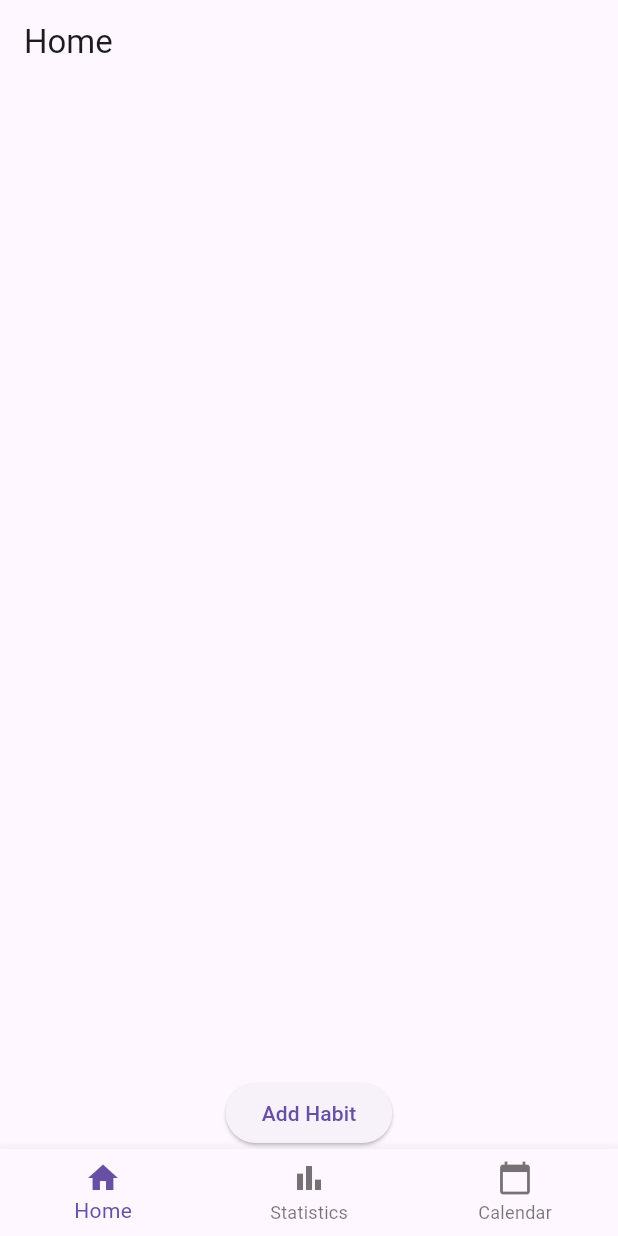
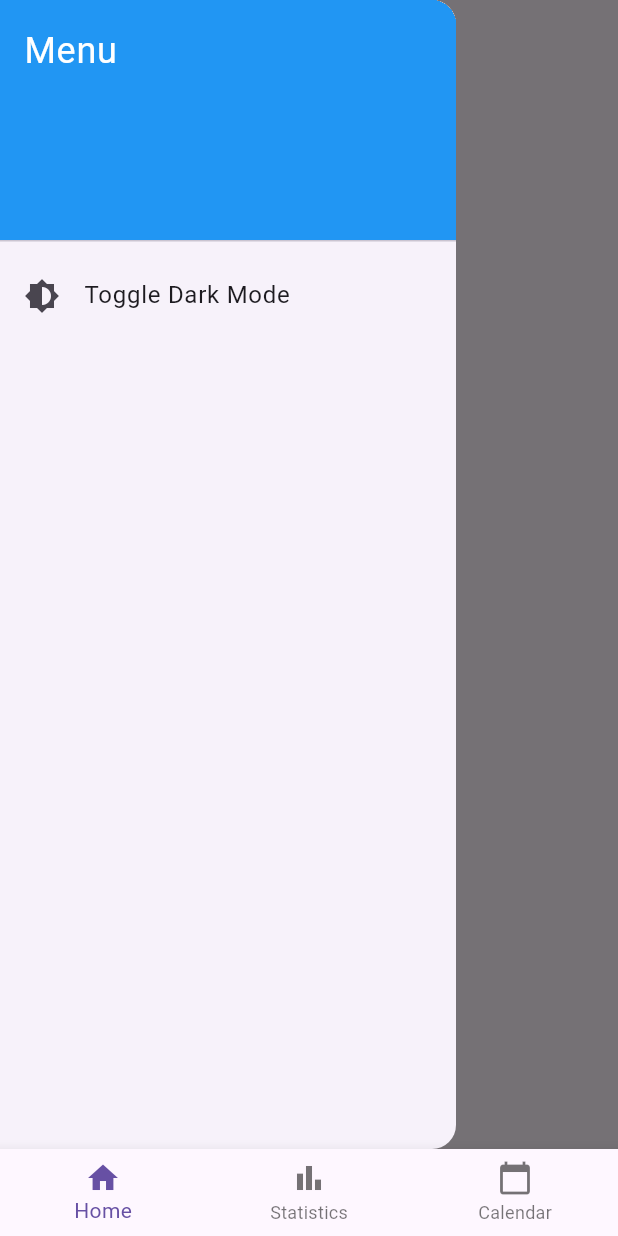
Before and after one commit to ceebee-lee/final, a Flutter app: the screen it shows after launch, with the side drawer open (before the commit the screen has no drawer), on a phone screen of 412 x 824 dp. Run offline on Flutter 3.47's test engine with Material 3 defaults, Android fonts, the phone set to English and light mode, and no system bars; our stand-ins replace table_calendar.

Commit message:
Add Dark Mode
굿드~

```diff
--- a/habit_tracker/lib/main.dart
+++ b/habit_tracker/lib/main.dart
@@ -1,5 +1,6 @@
 import 'package:flutter/material.dart';
 import 'package:provider/provider.dart';
+import 'providers/theme_provider.dart';
 import 'providers/habit_provider.dart';
 import 'screens/home_screen.dart';
 import 'screens/second_screen.dart';
@@ -7,21 +8,28 @@ import 'screens/third_screen.dart';
 
 void main() {
   runApp(
-    ChangeNotifierProvider(
-      create: (_) => HabitProvider(),
-      child: const HabitTrackerApp(),
+    MultiProvider(
+      providers: [
+        ChangeNotifierProvider(create: (_) => ThemeProvider()),
+        ChangeNotifierProvider(create: (_) => HabitProvider()),
+      ],
+      child: const MyApp(),
     ),
   );
 }
 
-class HabitTrackerApp extends StatelessWidget {
-  const HabitTrackerApp({super.key});
+class MyApp extends StatelessWidget {
+  const MyApp({super.key});
 
   @override
   Widget build(BuildContext context) {
+    final themeProvider = Provider.of<ThemeProvider>(context);
+
     return MaterialApp(
       title: 'Habit Tracker',
-      theme: ThemeData(primarySwatch: Colors.blue),
+      theme: ThemeData.light(),
+      darkTheme: ThemeData.dark(),
+      themeMode: themeProvider.currentTheme, // 다크모드 연동
       home: const MainPage(),
     );
   }
@@ -31,7 +39,7 @@ class MainPage extends StatefulWidget {
   const MainPage({super.key});
 
   @override
-  _MainPageState createState() => _MainPageState();
+  State<MainPage> createState() => _MainPageState();
 }
 
 class _MainPageState extends State<MainPage> {
--- /dev/null
+++ b/habit_tracker/lib/providers/theme_provider.dart
@@ -0,0 +1,14 @@
+import 'package:flutter/material.dart';
+
+class ThemeProvider extends ChangeNotifier {
+  bool _isDarkMode = false; // 기본은 라이트 모드
+
+  bool get isDarkMode => _isDarkMode;
+
+  ThemeMode get currentTheme => _isDarkMode ? ThemeMode.dark : ThemeMode.light;
+
+  void toggleTheme() {
+    _isDarkMode = !_isDarkMode;
+    notifyListeners(); // 상태 변경 알림
+  }
+}
--- a/habit_tracker/lib/screens/home_screen.dart
+++ b/habit_tracker/lib/screens/home_screen.dart
@@ -1,7 +1,7 @@
 import 'package:flutter/material.dart';
 import 'package:provider/provider.dart';
+import '../providers/theme_provider.dart';
 import '../providers/habit_provider.dart';
-import '../providers/quote_provider.dart';
 
 class HomeScreen extends StatelessWidget {
   const HomeScreen({super.key});
@@ -13,6 +13,31 @@ class HomeScreen extends StatelessWidget {
     return Scaffold(
       appBar: AppBar(
         title: const Text('Home'),
+      ),
+      drawer: Drawer(
+        child: ListView(
+          padding: EdgeInsets.zero,
+          children: [
+            const DrawerHeader(
+              decoration: BoxDecoration(
+                color: Colors.blue,
+              ),
+              child: Text(
+                'Menu',
+                style: TextStyle(color: Colors.white, fontSize: 24),
+              ),
+            ),
+            ListTile(
+              leading: const Icon(Icons.brightness_6),
+              title: const Text('Toggle Dark Mode'),
+              onTap: () {
+                Provider.of<ThemeProvider>(context, listen: false)
+                    .toggleTheme();
+                Navigator.pop(context); // 메뉴 닫기
+              },
+            ),
+          ],
+        ),
       ),
       body: Column(
         children: [
@@ -57,32 +82,9 @@ class HomeScreen extends StatelessWidget {
     );
   }
 
-  void _addNewHabit(BuildContext context, HabitProvider provider) async {
+  void _addNewHabit(BuildContext context, HabitProvider provider) {
     final TextEditingController nameController = TextEditingController();
     final TextEditingController goalController = TextEditingController();
-    final quoteProvider = QuoteProvider();
-
-    // 동기부여 문구 가져오기
-    String quote = 'Loading...';
-    await showDialog(
-      context: context,
-      builder: (context) {
-        return AlertDialog(
-          title: const Text('Loading Motivation'),
-          content: FutureBuilder<String>(
-            future: quoteProvider.fetchRandomQuote(),
-            builder: (context, snapshot) {
-              if (snapshot.connectionState == ConnectionState.done) {
-                quote = snapshot.data ?? 'Stay positive!';
-                return Text(quote);
-              } else {
-                return const CircularProgressIndicator();
-              }
-            },
-          ),
-        );
-      },
-    );
 
     showDialog(
       context: context,
@@ -100,11 +102,6 @@ class HomeScreen extends StatelessWidget {
                 controller: goalController,
                 keyboardType: TextInputType.number,
                 decoration: const InputDecoration(hintText: 'Goal Count'),
-              ),
-              const SizedBox(height: 20),
-              Text(
-                'Motivation:\n$quote',
-                style: const TextStyle(fontStyle: FontStyle.italic),
               ),
             ],
           ),
```
